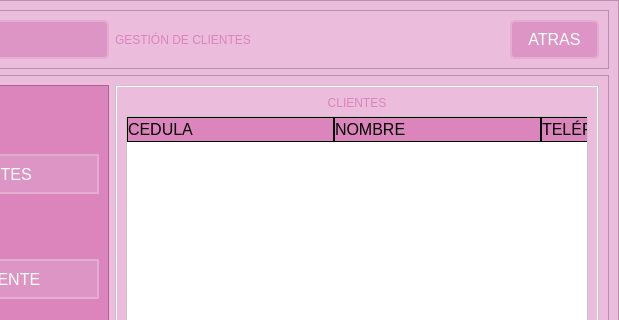
The window that GUI/sub_ventanas/ui/gestion_clientes/GestionClientes.ui (C-Sebastian-M/GLAM_MAKEUP_STORE) describes before a commit, drawn with Qt 5; both pictures show x 181 to 800 and y 0 to 320 of the 800 by 600 pixel window.
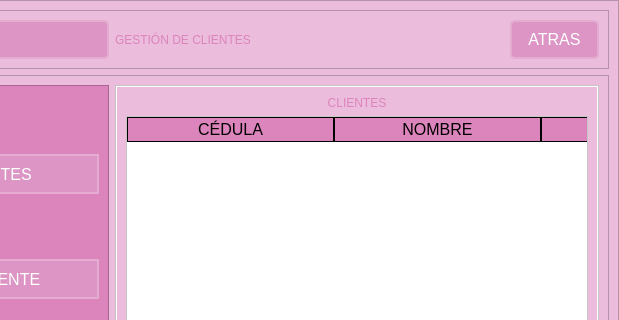
The same window after the commit. Icons and pictures are not drawn.

```diff
--- a/GUI/sub_ventanas/ui/gestion_clientes/GestionClientes.ui
+++ b/GUI/sub_ventanas/ui/gestion_clientes/GestionClientes.ui
@@ -493,13 +493,13 @@
                    </attribute>
                    <column>
                     <property name="text">
-                     <string>CEDULA</string>
+                     <string>CÉDULA</string>
                     </property>
                     <property name="whatsThis">
                      <string/>
                     </property>
                     <property name="textAlignment">
-                     <set>AlignLeading|AlignVCenter</set>
+                     <set>AlignCenter</set>
                     </property>
                    </column>
                    <column>
@@ -507,7 +507,7 @@
                      <string>NOMBRE</string>
                     </property>
                     <property name="textAlignment">
-                     <set>AlignLeading|AlignVCenter</set>
+                     <set>AlignCenter</set>
                     </property>
                    </column>
                    <column>
@@ -526,7 +526,7 @@
                      </font>
                     </property>
                     <property name="textAlignment">
-                     <set>AlignLeading|AlignVCenter</set>
+                     <set>AlignCenter</set>
                     </property>
                    </column>
                   </widget>
```
